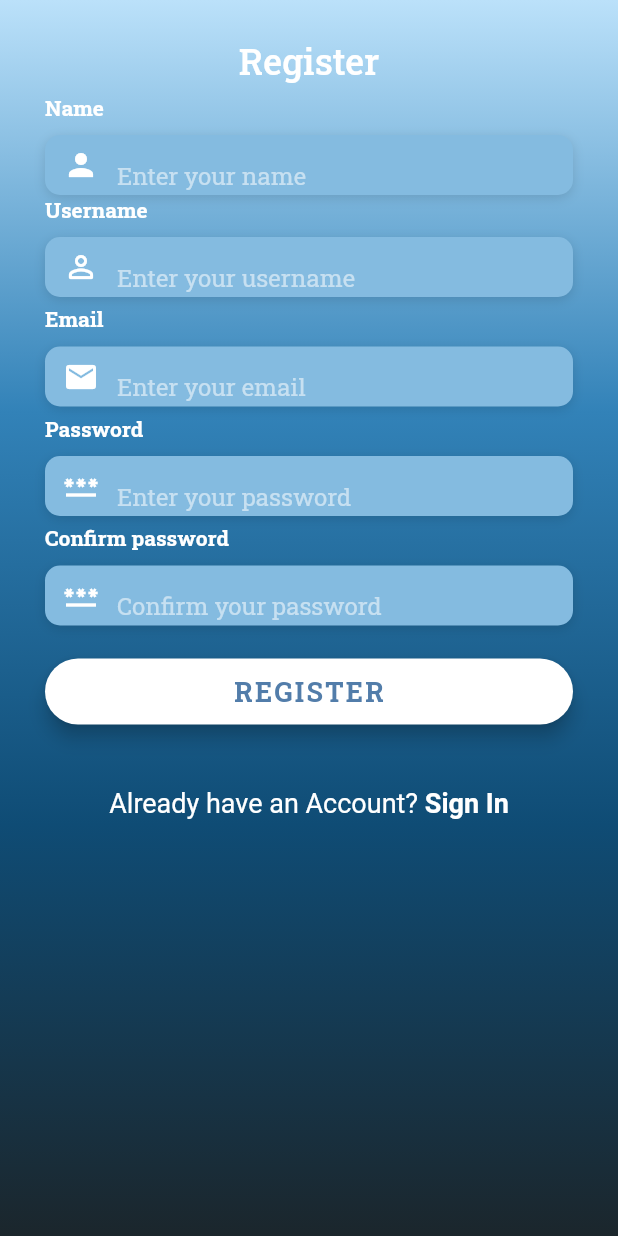
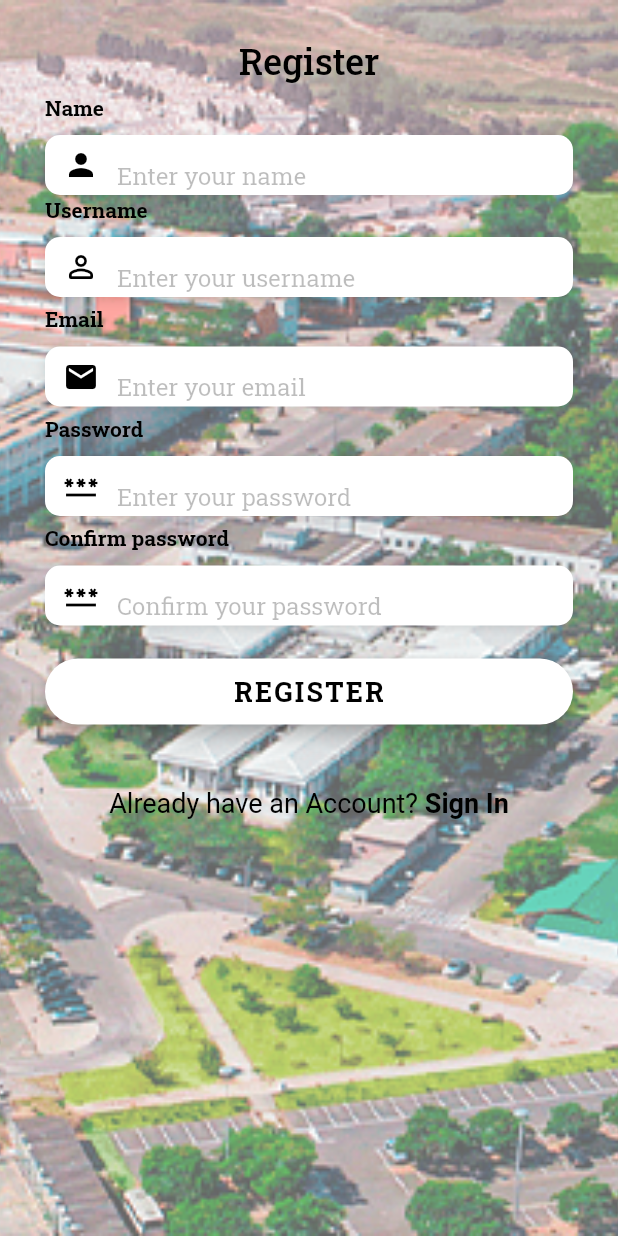
Before and after one commit to GMFields/FCTConnect, a Flutter app: the screen it shows after launch, after a tap on an icon or button, on a phone screen of 412 x 824 dp. Run offline on Flutter 3.47's test engine with Material 2 defaults, Android fonts, the phone set to English and light mode, and no system bars; our stand-ins replace geolocator.

Commit message:
Arranjei a UI para ficar decente

```diff
--- a/lib/application/auth.dart
+++ b/lib/application/auth.dart
@@ -56,6 +56,11 @@ static Future<bool> fetchAuthenticateGAE(String email, String password) async {
     url,
     headers: <String, String>{
       'Content-Type': 'application/json',
+      'Access-Control-Allow-Headers':
+          'Content-Type,X-Amz-Date,Authorization,X-Api-Key,X-Amz-Security-Token',
+        'Access-Control-Allow-Methods': 'OPTIONS,POST',
+        'Access-Control-Allow-Origin': '*',
+        'X-Requested-With': '*',
     },
   );
 
--- a/lib/constants/constants.dart
+++ b/lib/constants/constants.dart
@@ -1,21 +1,18 @@
 import 'package:flutter/material.dart';
 
 final kHintTextStyle = const TextStyle(
-  color: Colors.white54,
+  color: Colors.black26,
   fontFamily: 'RobotoSlab',
 );
 
 final kLabelStyle = const TextStyle(
-  color: Colors.white,
+  color: Colors.black,
   fontWeight: FontWeight.bold,
   fontFamily: 'RobotoSlab',
 );
 
 final kBoxDecorationStyle = BoxDecoration(
-  color: Color.lerp(
-    const Color(0xFFBBE1FA),
-    const Color(0xFF3282B8),
-    0.4),
+  color: Colors.white,
   borderRadius: BorderRadius.circular(10.0),
   boxShadow: [
     const BoxShadow(
--- a/lib/presentation/login_page.dart
+++ b/lib/presentation/login_page.dart
@@ -43,7 +43,7 @@ Widget _buildEmail() {
             controller: emailController,
             keyboardType: TextInputType.emailAddress,
             style: const TextStyle(
-              color: Colors.white,
+              color: Colors.black,
               fontFamily: 'RobotoSlab',
             ),
             decoration: InputDecoration(
@@ -51,7 +51,7 @@ Widget _buildEmail() {
               contentPadding: const EdgeInsets.only(top: 14.0),
               prefixIcon: const Icon(
                 Icons.email,
-                color: Colors.white,
+                color: Colors.black,
               ),
               hintText: 'Enter your Email',
               hintStyle: kHintTextStyle,
@@ -85,7 +85,7 @@ Widget _buildPassword() {
             enableSuggestions: false,
             autocorrect: false,
             style: const TextStyle(
-              color: Colors.white,
+              color: Colors.black,
               fontFamily: 'RobotoSlab',
             ),
             decoration: InputDecoration(
@@ -93,7 +93,7 @@ Widget _buildPassword() {
               contentPadding: const EdgeInsets.only(top: 14.0),
               prefixIcon: const Icon(
                 Icons.password,
-                color: Colors.white,
+                color: Colors.black,
               ),
               hintText: 'Enter your password',
               hintStyle: kHintTextStyle,
@@ -140,7 +140,7 @@ Widget _buildLoginBtn() {
           child: const Text(
             'LOGIN',
             style: TextStyle(
-              color: Color(0xFF527DAA),
+              color: Colors.black,
               letterSpacing: 1.5,
               fontSize: 18.0,
               fontWeight: FontWeight.bold,
@@ -169,7 +169,7 @@ Widget _buildLoginBtn() {
             TextSpan(
               text: 'Don\'t have an Account? ',
               style: TextStyle(
-                color: Colors.white,
+                color: Colors.black,
                 fontSize: 18.0,
                 fontWeight: FontWeight.w400,
               ),
@@ -177,7 +177,7 @@ Widget _buildLoginBtn() {
             TextSpan(
               text: 'Sign Up',
               style: TextStyle(
-                color: Colors.white,
+                color: Colors.black,
                 fontSize: 18.0,
                 fontWeight: FontWeight.bold,
               ),
@@ -193,19 +193,8 @@ Widget _buildLoginBtn() {
  Future<void> logInButtonPressed(BuildContext context, String email, String password) async {
     bool emailCompliant = Authentication.isEmailCompliant(email);
     bool pwCompliant = Authentication.isPasswordCompliant(password);
-  /*
-    if (!pwCompliant && !emailCompliant) {
-      await showDialog(
-        context: context,
-        builder: (context) {
-          return const AlertDialog(
-            content: Text("Invalid information!"),
-          );
-        },
-      );
-    }
 
-    else if (!pwCompliant) {
+    if (!pwCompliant) {
       await showDialog(
         context: context,
         builder: (context) {
@@ -216,25 +205,14 @@ Widget _buildLoginBtn() {
       );
     }
 
-   else  if (!emailCompliant) {
-      showDialog(
-        context: context,
-        builder: (context) {
-          return const AlertDialog(
-            content: Text("Invalid email!"),
-          );
-        },
-      );
-    }
-*/
-   /* else */ if (await Authentication.loginUser(email, password)) {
+
+  else if (await Authentication.loginUser(email, password)) {
       Navigator.push(
         context,
         MaterialPageRoute(builder: (context) => const MainScreen()),
       );
     } else {
       // Wrong credentials
-      // ignore: use_build_context_synchronously
       showDialog(
         context: context,
         builder: (context) {
@@ -251,31 +229,33 @@ Widget _buildLoginBtn() {
 @override
 Widget build(BuildContext context) {
   return Scaffold(
-     body: Container(
-          decoration: const BoxDecoration(
-            gradient: LinearGradient(
-              begin: Alignment.topCenter,
-              end: Alignment.bottomCenter,
-              colors: [
-              Color(0xFFBBE1FA),
-              Color(0xFF3282B8),
-              Color(0xFF0F4C75),
-              Color(0xFF1B262C),
-              ],
+    body: Stack(
+      children: [
+        Container(
+          decoration: BoxDecoration(
+            image: DecorationImage(
+              image: AssetImage('assets/images/FCT.png'), // Replace 'assets/images/FCT.png' with the path to your background image
+              fit: BoxFit.cover,
             ),
           ),
-          width: double.infinity,
-          child: Column(
+        ),
+        Container(
+          decoration: BoxDecoration(
+            color: Colors.white.withOpacity(0.4),
+          ),
+        ),
+        Column(
           mainAxisAlignment: MainAxisAlignment.start,
-            children: <Widget> [
-              const Padding(
-              padding: EdgeInsets.only(top: 80),
-              child: Text("Sign In",
+          children: <Widget>[
+            Padding(
+              padding: const EdgeInsets.only(top: 80),
+              child: Text(
+                "Sign In",
                 style: TextStyle(
                   fontSize: 24,
                   fontWeight: FontWeight.w500,
                   fontFamily: 'RobotoSlab',
-                color: Colors.white,
+                  color: Colors.black,
                 ),
               ),
             ),
@@ -288,8 +268,10 @@ Widget _buildLoginBtn() {
             const SizedBox(height: 50.0),
             _buildSignupBtn(),
           ],
-          )
+        ),
+      ],
     ),
   );
 }
+
   }
--- a/lib/presentation/register_page.dart
+++ b/lib/presentation/register_page.dart
@@ -46,7 +46,7 @@ class _RegisterPageState extends State<RegisterPage> {
               controller: nameController,
               keyboardType: TextInputType.name,
               style: const TextStyle(
-                color: Colors.white,
+                color: Colors.black,
                 fontFamily: 'RobotoSlab',
               ),
               decoration: InputDecoration(
@@ -54,7 +54,7 @@ class _RegisterPageState extends State<RegisterPage> {
                 contentPadding: const EdgeInsets.only(top: 12.0),
                 prefixIcon: const Icon(
                   Icons.person,
-                  color: Colors.white,
+                  color: Colors.black,
                 ),
                 hintText: 'Enter your name',
                 hintStyle: kHintTextStyle,
@@ -85,7 +85,7 @@ class _RegisterPageState extends State<RegisterPage> {
               controller: usernameController,
               keyboardType: TextInputType.name,
               style: const TextStyle(
-                color: Colors.white,
+                color: Colors.black,
                 fontFamily: 'RobotoSlab',
               ),
               decoration: InputDecoration(
@@ -93,7 +93,7 @@ class _RegisterPageState extends State<RegisterPage> {
                 contentPadding: const EdgeInsets.only(top: 12.0),
                 prefixIcon: const Icon(
                   Icons.person_outline_rounded,
-                  color: Colors.white,
+                  color: Colors.black,
                 ),
                 hintText: 'Enter your username',
                 hintStyle: kHintTextStyle,
@@ -124,7 +124,7 @@ class _RegisterPageState extends State<RegisterPage> {
               controller: emailController,
               keyboardType: TextInputType.emailAddress,
               style: const TextStyle(
-                color: Colors.white,
+                color: Colors.black,
                 fontFamily: 'RobotoSlab',
               ),
               decoration: InputDecoration(
@@ -132,7 +132,7 @@ class _RegisterPageState extends State<RegisterPage> {
                 contentPadding: const EdgeInsets.only(top: 12.0),
                 prefixIcon: const Icon(
                   Icons.email,
-                  color: Colors.white,
+                  color: Colors.black,
                 ),
                 hintText: 'Enter your email',
                 hintStyle: kHintTextStyle,
@@ -166,7 +166,7 @@ Widget _buildPassword() {
             enableSuggestions: false,
             autocorrect: false,
             style: const TextStyle(
-              color: Colors.white,
+              color: Colors.black,
               fontFamily: 'RobotoSlab',
             ),
             decoration: InputDecoration(
@@ -174,7 +174,7 @@ Widget _buildPassword() {
               contentPadding: const EdgeInsets.only(top: 12.0),
               prefixIcon: const Icon(
                 Icons.password,
-                color: Colors.white,
+                color: Colors.black,
               ),
               hintText: 'Enter your password',
               hintStyle: kHintTextStyle,
@@ -208,7 +208,7 @@ Widget _buildPasswordConfirmation() {
             enableSuggestions: false,
             autocorrect: false,
             style: const TextStyle(
-              color: Colors.white,
+              color: Colors.black,
               fontFamily: 'RobotoSlab',
             ),
             decoration: InputDecoration(
@@ -216,7 +216,7 @@ Widget _buildPasswordConfirmation() {
               contentPadding: const EdgeInsets.only(top: 12.0),
               prefixIcon: const Icon(
                 Icons.password,
-                color: Colors.white,
+                color: Colors.black,
               ),
               hintText: 'Confirm your password',
               hintStyle: kHintTextStyle,
@@ -253,7 +253,7 @@ Widget _buildRegisterBtn() {
           child: const Text(
             'REGISTER',
             style: TextStyle(
-              color: Color(0xFF527DAA),
+              color: Colors.black,
               letterSpacing: 1.5,
               fontSize: 18.0,
               fontWeight: FontWeight.bold,
@@ -280,7 +280,7 @@ Widget _buildSigninBTN() {
             TextSpan(
               text: 'Already have an Account? ',
               style: TextStyle(
-                color: Colors.white,
+                color: Colors.black,
                 fontSize: 18.0,
                 fontWeight: FontWeight.w400,
               ),
@@ -288,7 +288,7 @@ Widget _buildSigninBTN() {
             TextSpan(
               text: 'Sign In',
               style: TextStyle(
-                color: Colors.white,
+                color: Colors.black,
                 fontSize: 18.0,
                 fontWeight: FontWeight.bold,
               ),
@@ -372,21 +372,22 @@ Future<void> registerButtonPressed(BuildContext context, String name, String use
 @override
 Widget build(BuildContext context) {
   return Scaffold(
-    body: Container(
-      decoration: const BoxDecoration(
-        gradient: LinearGradient(
-          begin: Alignment.topCenter,
-          end: Alignment.bottomCenter,
-          colors: [
-            Color(0xFFBBE1FA),
-            Color(0xFF3282B8),
-            Color(0xFF0F4C75),
-            Color(0xFF1B262C),
-          ],
+    body: Stack(
+      children: [
+        Container(
+          decoration: BoxDecoration(
+            image: DecorationImage(
+              image: AssetImage('assets/images/FCT.png'),
+              fit: BoxFit.cover,
             ),
           ),
-      width: double.infinity,
-      child: Column(
+        ),
+        Container(
+          decoration: BoxDecoration(
+            color: Colors.white.withOpacity(0.4),
+          ),
+        ),
+        Column(
           mainAxisAlignment: MainAxisAlignment.start,
           children: <Widget>[
             Padding(
@@ -397,7 +398,7 @@ Widget build(BuildContext context) {
                   fontSize: 24,
                   fontWeight: FontWeight.w500,
                   fontFamily: 'RobotoSlab',
-                color: Colors.white,
+                  color: Colors.black,
                 ),
               ),
             ),
@@ -416,8 +417,10 @@ Widget build(BuildContext context) {
             _buildSigninBTN(),
           ],
         ),
+      ],
     ),
   );
 }
 
+
 }
--- a/pubspec.yaml
+++ b/pubspec.yaml
@@ -63,6 +63,7 @@ flutter:
   # To add assets to your application, add an assets section, like this:
   assets:
    - assets/images/image.png
+   - assets/images/FCT.png
   #   - images/a_dot_ham.jpeg
 
   # An image asset can refer to one or more resolution-specific "variants", see
```
Also changed, not shown: assets/images/FCT.png (added). Lines whose indentation alone changed are shown as unchanged.
